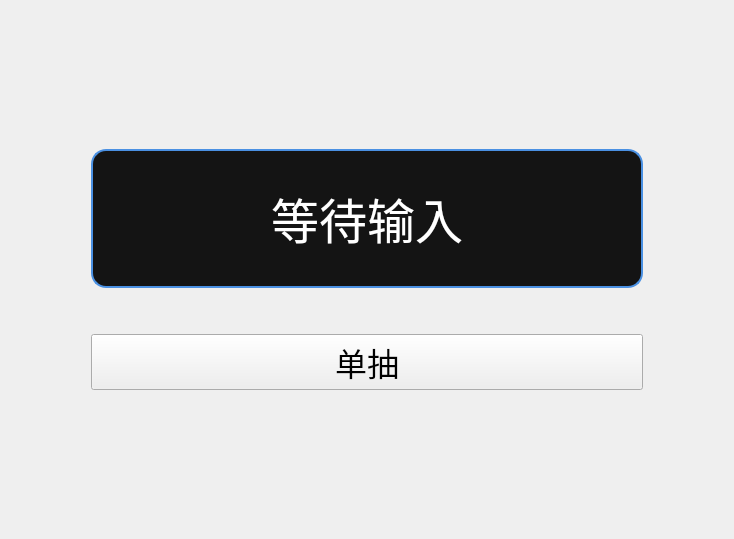
First picture: the form in ui/WidgetSingle.ui, repository HQZ-OhNone/randname, before the edit.
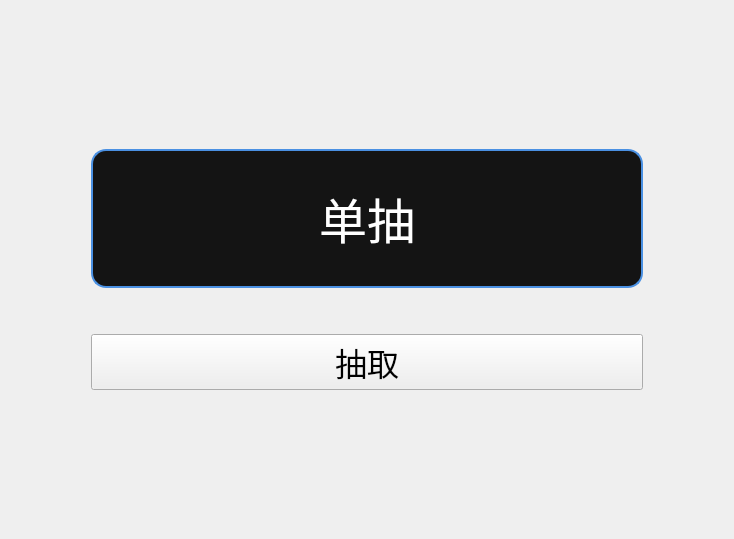
Second picture: the form after the edit.

Diff of the .ui file:
```diff
--- a/ui/WidgetSingle.ui
+++ b/ui/WidgetSingle.ui
@@ -39,7 +39,7 @@
 </string>
      </property>
      <property name="text">
-      <string>等待输入</string>
+      <string>单抽</string>
      </property>
      <property name="alignment">
       <set>Qt::AlignmentFlag::AlignCenter</set>
@@ -145,7 +145,7 @@
 </string>
      </property>
      <property name="text">
-      <string>单抽</string>
+      <string>抽取</string>
      </property>
     </widget>
    </item>
```
Left out of the diff: 2 changed lines with no effect on the pictures.
